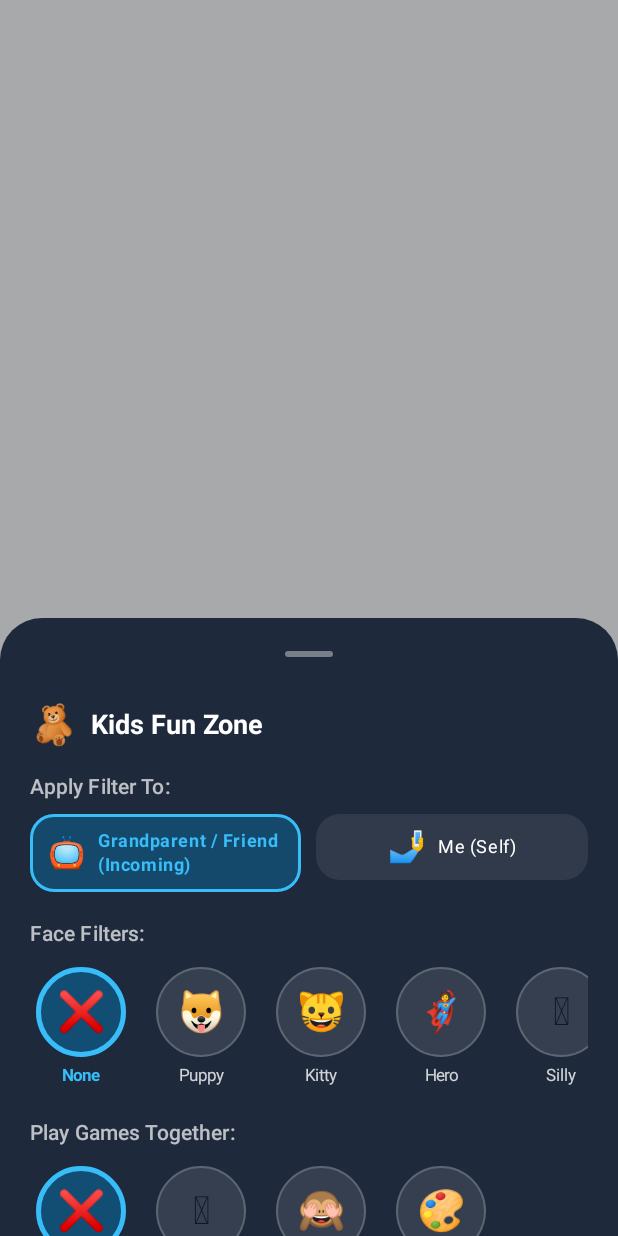
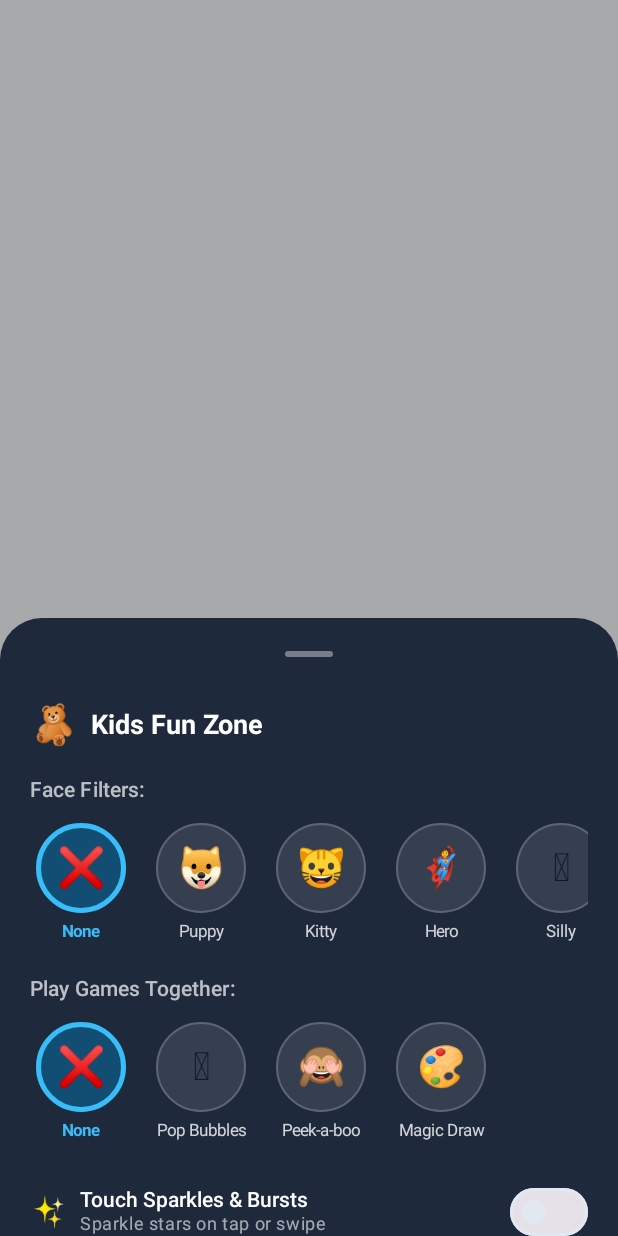
Before and after one commit to santosh898/video-calls, an Android app built with Jetpack Compose: the composable KidsModeBottomSheet shown on its own in the app's theme, on a phone screen of 412 x 824 dp. Run offline under Robolectric (Android 15) with nearby library versions, the phone set to English and light mode, and no system bars; our stand-ins replace Firebase (no records; nobody signed in at launch, a user with empty details on screens opened directly); 1 statement that could not run was skipped.

Commit message:
Make remote filter mirroring default global feed modification and bump to v2.0.2

```diff
--- a/app/src/main/java/com/videocalls/app/ui/interactive/InteractiveModels.kt
+++ b/app/src/main/java/com/videocalls/app/ui/interactive/InteractiveModels.kt
@@ -17,11 +17,6 @@ enum class InteractiveGameType(val displayName: String, val icon: String) {
     BUBBLE_POP("Pop Bubbles", "🫧"),
     PEEK_A_BOO("Peek-a-boo", "🙈"),
     DOODLE("Magic Draw", "🎨")
-}
-
-enum class FilterTarget {
-    REMOTE, // Apply to incoming video (e.g. grandpa/grandma)
-    LOCAL   // Apply to self video
 }
 
 data class NormalizedFace(
--- a/app/src/main/java/com/videocalls/app/ui/interactive/KidsModeBottomSheet.kt
+++ b/app/src/main/java/com/videocalls/app/ui/interactive/KidsModeBottomSheet.kt
@@ -7,7 +7,6 @@ import androidx.compose.foundation.horizontalScroll
 import androidx.compose.foundation.layout.*
 import androidx.compose.foundation.rememberScrollState
 import androidx.compose.foundation.shape.CircleShape
-import androidx.compose.foundation.shape.RoundedCornerShape
 import androidx.compose.material3.*
 import androidx.compose.runtime.Composable
 import androidx.compose.ui.Alignment
@@ -25,8 +24,6 @@ fun KidsModeBottomSheet(
     onFilterSelected: (InteractiveFilterType) -> Unit,
     currentGame: InteractiveGameType,
     onGameSelected: (InteractiveGameType) -> Unit,
-    target: FilterTarget,
-    onTargetChanged: (FilterTarget) -> Unit,
     sparklesEnabled: Boolean,
     onSparklesToggled: (Boolean) -> Unit,
     toddlerLockEnabled: Boolean,
@@ -58,38 +55,9 @@ fun KidsModeBottomSheet(
                 )
             }
 
-            Spacer(modifier = Modifier.height(16.dp))
-
-            // 1. Target Selector: "Apply To:"
-            Text(
-                text = "Apply Filter To:",
-                style = MaterialTheme.typography.labelLarge,
-                color = Color.White.copy(alpha = 0.7f)
-            )
-            Spacer(modifier = Modifier.height(8.dp))
-            Row(
-                modifier = Modifier.fillMaxWidth(),
-                horizontalArrangement = Arrangement.spacedBy(10.dp)
-            ) {
-                TargetChoiceChip(
-                    title = "Grandparent / Friend (Incoming)",
-                    icon = "📺",
-                    isSelected = target == FilterTarget.REMOTE,
-                    onClick = { onTargetChanged(FilterTarget.REMOTE) },
-                    modifier = Modifier.weight(1f)
-                )
-                TargetChoiceChip(
-                    title = "Me (Self)",
-                    icon = "🤳",
-                    isSelected = target == FilterTarget.LOCAL,
-                    onClick = { onTargetChanged(FilterTarget.LOCAL) },
-                    modifier = Modifier.weight(1f)
-                )
-            }
-
             Spacer(modifier = Modifier.height(18.dp))
 
-            // 2. Interactive Face Filters
+            // 1. Interactive Face Filters (Global by default)
             Text(
                 text = "Face Filters:",
                 style = MaterialTheme.typography.labelLarge,
@@ -115,7 +83,7 @@ fun KidsModeBottomSheet(
 
             Spacer(modifier = Modifier.height(18.dp))
 
-            // 3. Toddler Games
+            // 2. Toddler Games
             Text(
                 text = "Play Games Together:",
                 style = MaterialTheme.typography.labelLarge,
@@ -141,7 +109,7 @@ fun KidsModeBottomSheet(
 
             Spacer(modifier = Modifier.height(20.dp))
 
-            // 4. Sparkles & Toddler Lock Options
+            // 3. Sparkles & Toddler Lock Options
             Row(
                 modifier = Modifier.fillMaxWidth(),
                 horizontalArrangement = Arrangement.SpaceBetween,
@@ -214,37 +182,6 @@ fun KidsModeBottomSheet(
 }
 
 @Composable
-private fun TargetChoiceChip(
-    title: String,
-    icon: String,
-    isSelected: Boolean,
-    onClick: () -> Unit,
-    modifier: Modifier = Modifier
-) {
-    Surface(
-        shape = RoundedCornerShape(16.dp),
-        color = if (isSelected) Color(0xFF0284C7).copy(alpha = 0.35f) else Color.White.copy(alpha = 0.08f),
-        border = if (isSelected) androidx.compose.foundation.BorderStroke(2.dp, Color(0xFF38BDF8)) else null,
-        modifier = modifier.clickable { onClick() }
-    ) {
-        Row(
-            modifier = Modifier.padding(horizontal = 12.dp, vertical = 10.dp),
-            verticalAlignment = Alignment.CenterVertically,
-            horizontalArrangement = Arrangement.Center
-        ) {
-            Text(text = icon, fontSize = 20.sp)
-            Spacer(modifier = Modifier.width(8.dp))
-            Text(
-                text = title,
-                style = MaterialTheme.typography.bodySmall,
-                fontWeight = if (isSelected) FontWeight.Bold else FontWeight.Normal,
-                color = if (isSelected) Color(0xFF38BDF8) else Color.White
-            )
-        }
-    }
-}
-
-@Composable
 private fun FilterButton(
     name: String,
     icon: String,
```
Also changed, not shown: app/src/main/java/com/videocalls/app/ui/call/GroupCallScreen.kt (+10 -33 lines), app/src/main/java/com/videocalls/app/ui/call/SingleCallScreen.kt (+11 -34 lines), 1 other file.
